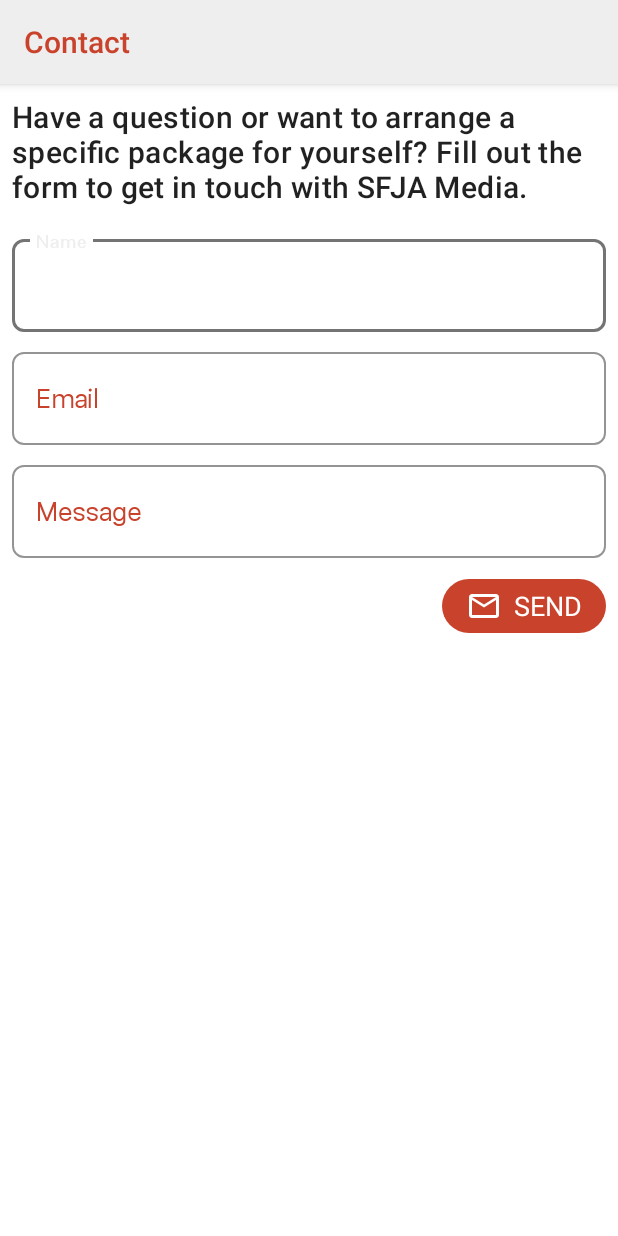
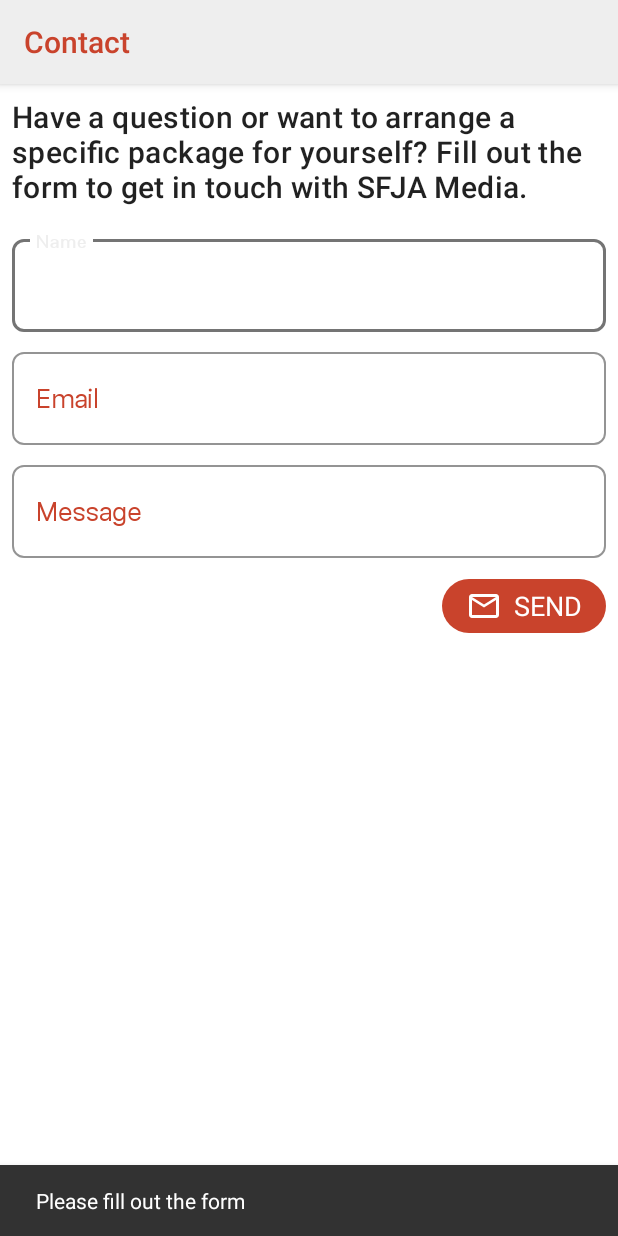
Before and after one commit to itadreik4/SFJAMediaAndroid, an Android app: the ContactActivity screen opened directly, with no data from a screen before it, after a tap on "SEND", on a phone screen of 412 x 824 dp. Run offline under Robolectric (Android 15) with nearby library versions, the phone set to English and light mode, and no system bars.

Commit message:
refactor variables to more concise android ktx, added dark mode, removed string concatenation.

```diff
--- a/app/src/main/java/com/sfjamedia/android/ContactActivity.kt
+++ b/app/src/main/java/com/sfjamedia/android/ContactActivity.kt
@@ -2,34 +2,41 @@ package com.sfjamedia.android
 
 
 import android.content.Intent
+import android.content.res.Configuration
 import android.os.Bundle
-import android.widget.EditText
-import android.widget.Toast
+import android.view.View
 import androidx.appcompat.app.AppCompatActivity
-import com.google.android.material.button.MaterialButton
+import androidx.appcompat.app.AppCompatDelegate
+import com.google.android.material.snackbar.Snackbar
+import kotlinx.android.synthetic.main.activity_contact.*
 
 
 class ContactActivity : AppCompatActivity() {
     override fun onCreate(savedInstanceState: Bundle?) {
+        AppCompatDelegate.setDefaultNightMode(AppCompatDelegate.MODE_NIGHT_FOLLOW_SYSTEM)
         super.onCreate(savedInstanceState)
+        val nightModeFlags = this.resources.configuration.uiMode and Configuration.UI_MODE_NIGHT_MASK
+        if (nightModeFlags == Configuration.UI_MODE_NIGHT_NO) {
+            window.decorView.systemUiVisibility = View.SYSTEM_UI_FLAG_LIGHT_STATUS_BAR
+        }
         setContentView(R.layout.activity_contact)
-        setSupportActionBar(findViewById(R.id.toolbar))
+        setSupportActionBar(toolbar)
 
-        findViewById<MaterialButton>(R.id.send_message).setOnClickListener {
-            val nameString = findViewById<EditText>(R.id.name_text).text.toString()
-            val emailString = findViewById<EditText>(R.id.email_text).text.toString()
-            val messageString = findViewById<EditText>(R.id.message_text).text.toString()
+        send_message.setOnClickListener {
+            val nameString = name_text.text.toString()
+            val emailString = email_text.text.toString()
+            val messageString = message_text.text.toString()
 
             if (nameString.length < 2 || emailString.length < 6 || messageString.length < 2) {
-                Toast.makeText(this@ContactActivity, "Please fill out the form", Toast.LENGTH_SHORT).show()
+                Snackbar.make(it, "Please fill out the form", Snackbar.LENGTH_SHORT).show()
 
             } else if (emailString.contains("@")) {
                 if (emailString.startsWith("@") || emailString.endsWith("@")) {
-                    Toast.makeText(this@ContactActivity, "Please enter a valid email address", Toast.LENGTH_SHORT).show()
+                    Snackbar.make(it, "Please enter a valid email address", Snackbar.LENGTH_SHORT).show()
                 } else {
-                    val finalMessage = ("Name: " + nameString
-                            + "\nEmail: " + emailString
-                            + "\nMessage: " + messageString)
+                    val finalMessage = ("Name: $nameString"
+                            + "\nEmail: $emailString"
+                            + "\nMessage: $messageString")
                     val emailIntent = Intent(Intent.ACTION_SEND)
                     val aEmailList = arrayOf("inquiries@sfjamedia.com")
                     emailIntent.putExtra(android.content.Intent.EXTRA_EMAIL, aEmailList)
@@ -40,7 +47,7 @@ class ContactActivity : AppCompatActivity() {
                 }
 
             } else {
-                Toast.makeText(this@ContactActivity, "Please enter a valid email", Toast.LENGTH_SHORT).show()
+                Snackbar.make(it, "Please enter a valid email", Snackbar.LENGTH_SHORT).show()
             }
         }
     }
```
